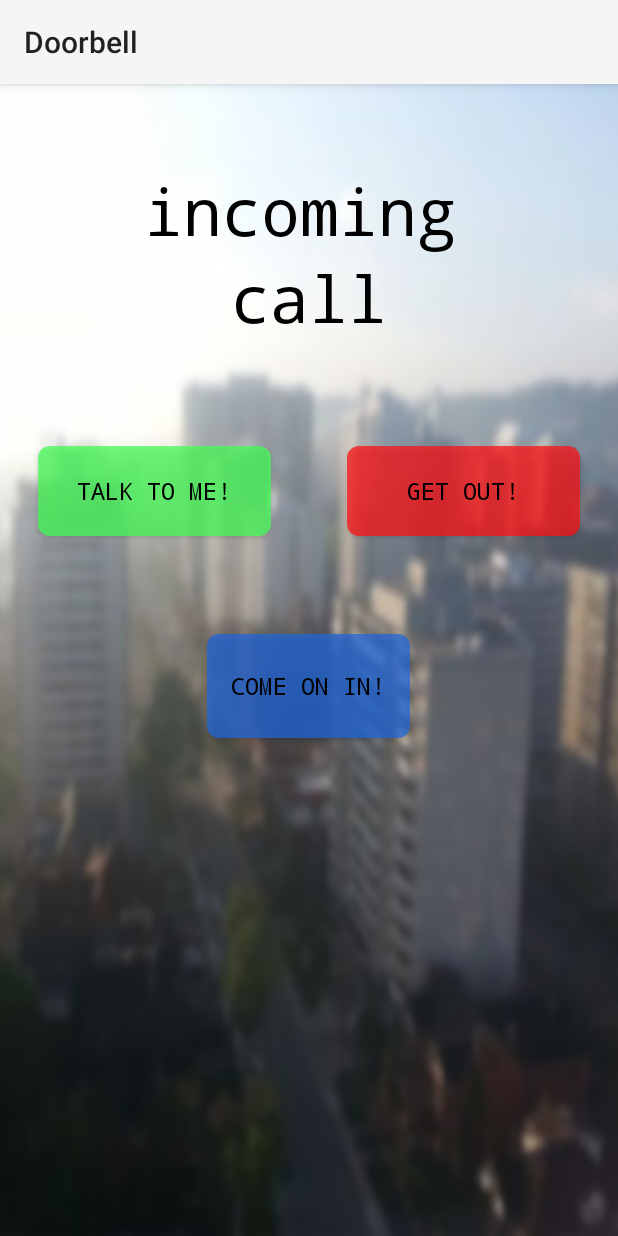
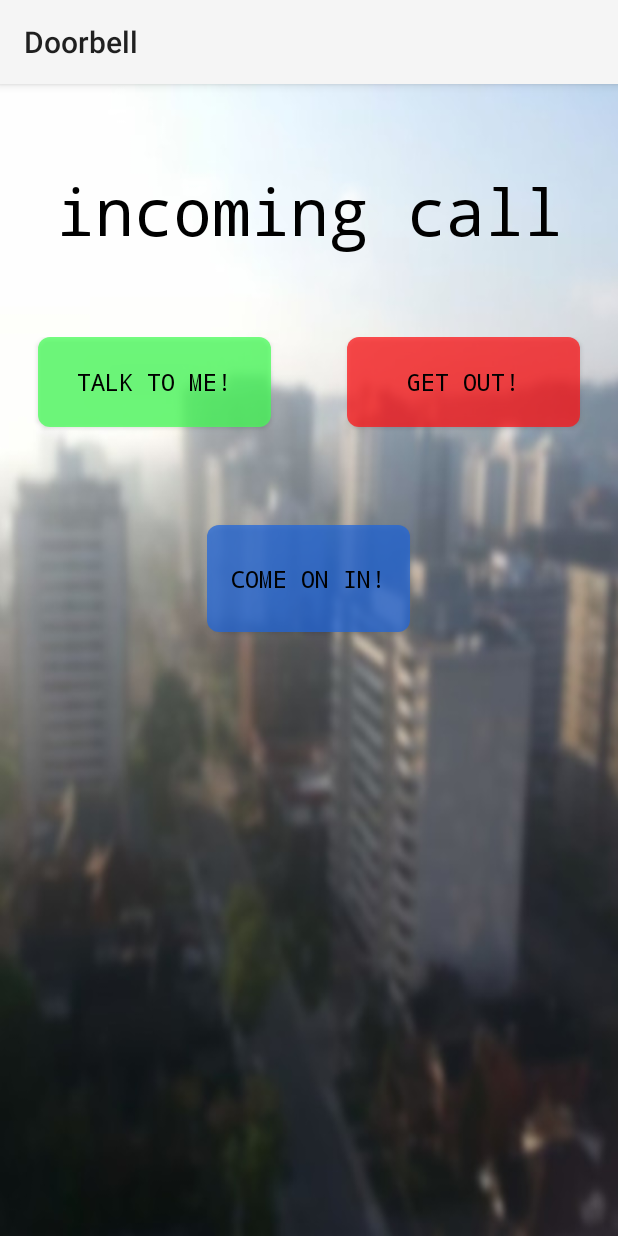
Before and after one commit to natalieperna/buzzr, an Android app: the screen it shows after launch (MainActivity), on a phone screen of 412 x 824 dp. Run offline under Robolectric (Android 15) with nearby library versions, the phone set to English and light mode, and no system bars.

Commit message:
Cleaned up layout a bit.

```diff
--- a/app/src/main/java/com/natalieperna/doorbell/Phone.java
+++ b/app/src/main/java/com/natalieperna/doorbell/Phone.java
@@ -113,6 +113,7 @@ class Phone implements Twilio.InitListener, DeviceListener {
         }
     }
 
+    // @todo This doesn't work if you haven't answered the call first for some reason
     public void send9() {
         sound.stop();
         if (connection != null) {
--- a/app/src/main/res/layout/activity_main.xml
+++ b/app/src/main/res/layout/activity_main.xml
@@ -9,36 +9,17 @@
 
     <TextView
         android:id="@+id/inc"
-        android:layout_width="220dp"
+        android:layout_width="fill_parent"
         android:layout_height="wrap_content"
         android:layout_gravity="center"
         android:layout_marginTop="55dp"
-        android:autoText="false"
-        android:capitalize="none"
+        android:layout_marginBottom="55dp"
         android:clickable="false"
-        android:editable="false"
-        android:text="incoming"
-        android:textAlignment="center"
+        android:gravity="center"
+        android:text="@string/incoming"
         android:textColor="#ff000000"
-        android:textSize="43dp"
+        android:textSize="43sp"
         android:typeface="monospace" />
-
-    <TextView
-        android:id="@+id/call"
-        android:layout_width="wrap_content"
-        android:layout_height="wrap_content"
-        android:layout_gravity="center"
-        android:layout_marginBottom="70dp"
-        android:autoText="false"
-        android:capitalize="none"
-        android:clickable="false"
-        android:editable="false"
-        android:text="call"
-        android:textAlignment="center"
-        android:textColor="#ff000000"
-        android:textSize="43dp"
-        android:typeface="monospace" />
-
 
     <LinearLayout
         android:layout_width="match_parent"
@@ -60,7 +41,7 @@
             android:background="@drawable/roundedbuttongreen"
             android:text="@string/talkButtonText"
             android:textColor="#000000"
-            android:textSize="16dp"
+            android:textSize="16sp"
             android:typeface="monospace" />
 
         <Button
@@ -72,10 +53,9 @@
             android:layout_marginRight="25dp"
             android:layout_weight="0.03"
             android:background="@drawable/roundedbuttonred"
-            android:capitalize="none"
             android:text="@string/disallowEntryButtonText"
             android:textColor="#000000"
-            android:textSize="16dp"
+            android:textSize="16sp"
             android:typeface="monospace" />
     </LinearLayout>
 
@@ -92,7 +72,7 @@
         android:background="@drawable/roundedbuttonblue"
         android:text="@string/allowEntryButtonText"
         android:textColor="#000000"
-        android:textSize="16dp"
+        android:textSize="16sp"
         android:typeface="monospace" />
 
 </LinearLayout>
--- a/app/src/main/res/values/strings.xml
+++ b/app/src/main/res/values/strings.xml
@@ -5,5 +5,6 @@
     <string name="allowEntryButtonText">Come on in!</string>
     <string name="disallowEntryButtonText">Get Out!</string>
     <string name="talkButtonText">Talk to me!</string>
+    <string name="incoming">incoming call</string>
 
 </resources>
```
